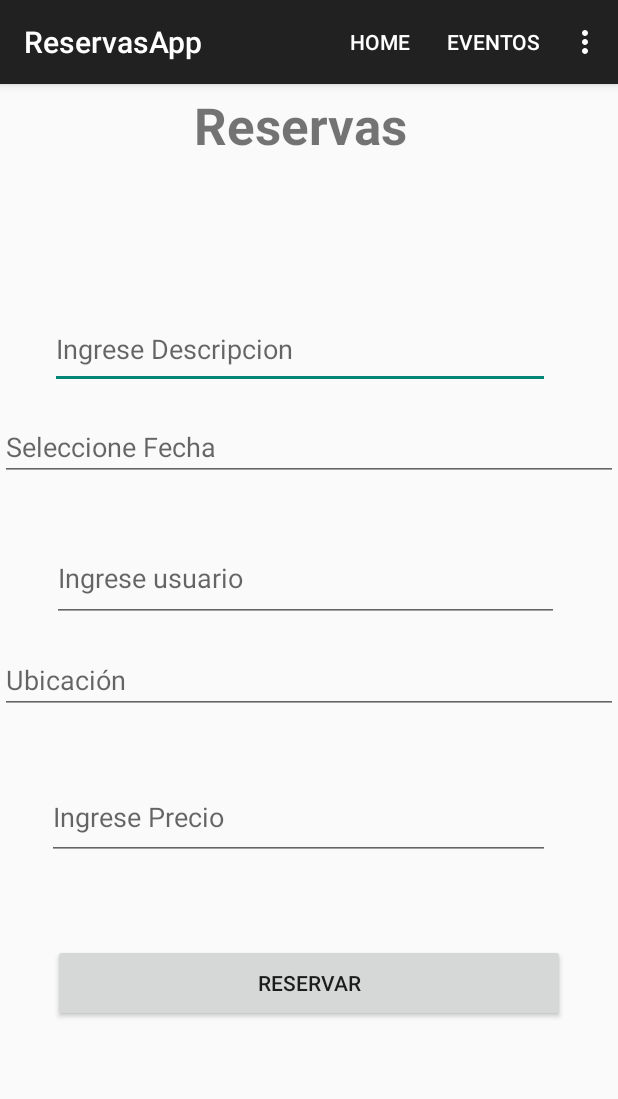
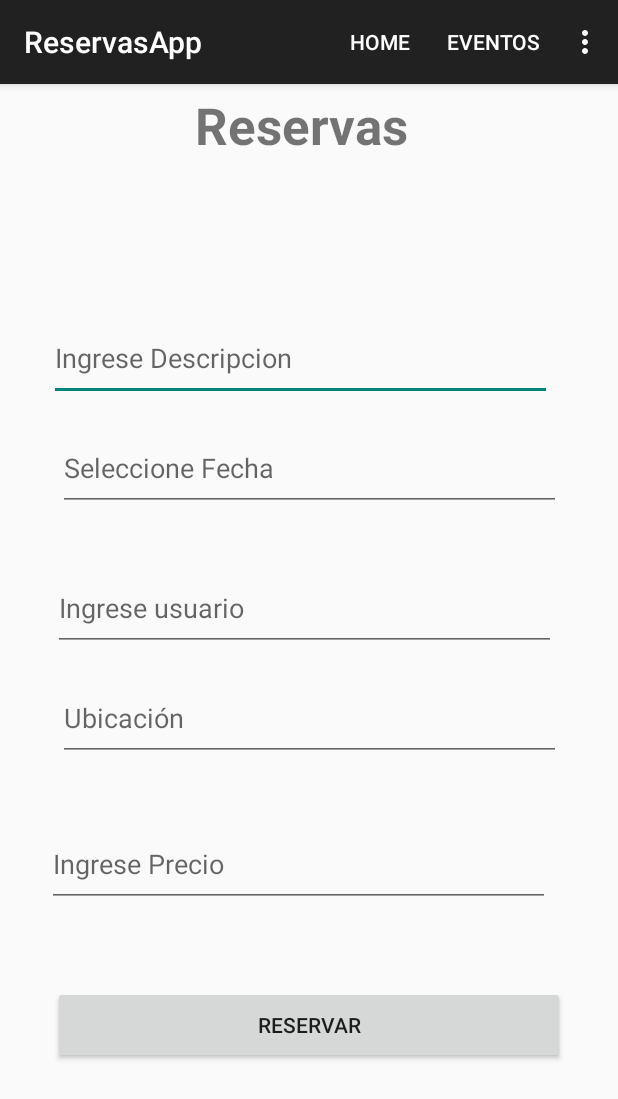
Before and after one commit to Josue1991/AppReservasProvider, an Android app: the screen it shows after launch (ReservasActivity), in the options menu, after a tap on "Reservas", on a phone screen of 412 x 824 dp. Shown: the top 1099 px of the screen. Run offline under Robolectric (Android 15) with nearby library versions, the phone set to English and light mode, and no system bars.

```diff
--- a/app/build.gradle
+++ b/app/build.gradle
@@ -41,4 +41,8 @@ dependencies {
     androidTestImplementation libs.espresso.core
     implementation 'com.google.android.material:material:1.3.0'
     implementation 'androidx.drawerlayout:drawerlayout:1.1.1'
+    implementation 'com.squareup.retrofit2:retrofit:2.9.0'
+    implementation 'com.squareup.retrofit2:converter-gson:2.9.0'
+    implementation 'com.squareup.okhttp3:okhttp:4.9.0'
+    implementation 'com.google.code.gson:gson:2.8.8'
 }
--- /dev/null
+++ b/app/src/main/java/com/example/appreservasprovider/ClimaAPI/ClimaService.java
@@ -0,0 +1,14 @@
+package com.example.appreservasprovider.ClimaAPI;
+
+import retrofit2.Call;
+import retrofit2.http.GET;
+import retrofit2.http.Query;
+
+public interface ClimaService {
+	@GET("forecast")
+	Call<ClimaResponse> getClimaForecast(
+			@Query("lat") double latitude,
+			@Query("lon") double longitude,
+			@Query("appid") String apiKey
+	);
+}
--- a/app/src/main/res/layout/activity_administrar_campos.xml
+++ b/app/src/main/res/layout/activity_administrar_campos.xml
@@ -108,6 +108,8 @@
         app:layout_constraintStart_toStartOf="parent"
         app:layout_constraintTop_toBottomOf="@+id/estadoTxt" />
 
+
+
     <!-- Botón Registrar -->
     <Button
         android:id="@+id/btnIngresar"
@@ -118,7 +120,7 @@
         app:layout_constraintEnd_toStartOf="@+id/btnShare"
         app:layout_constraintHorizontal_bias="0.5"
         app:layout_constraintStart_toStartOf="parent"
-        app:layout_constraintTop_toBottomOf="@+id/fechaTxt"
+        app:layout_constraintTop_toBottomOf="@+id/ubicacionTxt"
         app:layout_constraintVertical_bias="0.1" />
 
     <!-- Botón Compartir -->
@@ -131,7 +133,7 @@
         app:layout_constraintEnd_toEndOf="parent"
         app:layout_constraintHorizontal_bias="0.5"
         app:layout_constraintStart_toEndOf="@+id/btnIngresar"
-        app:layout_constraintTop_toBottomOf="@+id/fechaTxt"
+        app:layout_constraintTop_toBottomOf="@+id/ubicacionTxt"
         app:layout_constraintVertical_bias="0.1" />
 
 </androidx.constraintlayout.widget.ConstraintLayout>
--- a/app/src/main/res/layout/activity_main.xml
+++ b/app/src/main/res/layout/activity_main.xml
@@ -5,7 +5,9 @@
     android:id="@+id/main"
     android:layout_width="match_parent"
     android:layout_height="match_parent"
+    android:background="@drawable/fondo"
     tools:context=".MainActivity">
+
     <com.google.android.material.appbar.AppBarLayout
         android:layout_width="match_parent"
         android:layout_height="wrap_content"
@@ -21,7 +23,7 @@
 
     <!-- Contenido principal -->
     <FrameLayout
+        android:id="@+id/content_frame"
         android:layout_width="match_parent"
-        android:layout_height="match_parent"
-        android:id="@+id/content_frame" />
+        android:layout_height="match_parent" />
 </androidx.constraintlayout.widget.ConstraintLayout>
--- a/app/src/main/res/layout/activity_reservas.xml
+++ b/app/src/main/res/layout/activity_reservas.xml
@@ -28,8 +28,8 @@
 
     <TextView
         android:id="@+id/textView"
-        android:layout_width="321dp"
-        android:layout_height="53dp"
+        android:layout_width="335dp"
+        android:layout_height="57dp"
         android:text="Reservas"
         android:textAlignment="center"
         android:textSize="34sp"
@@ -43,8 +43,8 @@
 
     <EditText
         android:id="@+id/descripcionTxt"
-        android:layout_width="333dp"
-        android:layout_height="53dp"
+        android:layout_width="335dp"
+        android:layout_height="57dp"
         android:layout_marginTop="92dp"
         android:ems="10"
         android:hint="Ingrese Descripcion"
@@ -56,8 +56,8 @@
 
     <EditText
         android:id="@+id/fechaTxt"
-        android:layout_width="0dp"
-        android:layout_height="wrap_content"
+        android:layout_width="335dp"
+        android:layout_height="57dp"
         android:layout_marginTop="16dp"
         android:hint="Seleccione Fecha"
         android:focusable="false"
@@ -68,8 +68,8 @@
 
     <EditText
         android:id="@+id/usuarioTxt"
-        android:layout_width="338dp"
-        android:layout_height="58dp"
+        android:layout_width="335dp"
+        android:layout_height="57dp"
         android:layout_marginTop="36dp"
         android:hint="Ingrese usuario"
         android:inputType="text"
@@ -80,8 +80,8 @@
 
     <EditText
         android:id="@+id/ubicacionTxt"
-        android:layout_width="0dp"
-        android:layout_height="wrap_content"
+        android:layout_width="335dp"
+        android:layout_height="57dp"
         android:layout_marginTop="16dp"
         android:hint="Ubicación"
         android:inputType="text"
--- a/gradle/libs.versions.toml
+++ b/gradle/libs.versions.toml
@@ -1,5 +1,5 @@
 [versions]
-agp = "8.3.2"
+agp = "8.5.0"
 junit = "4.13.2"
 junitVersion = "1.1.5"
 espressoCore = "3.5.1"
```
Also changed, not shown: app/src/main/java/com/example/appreservasprovider/AdministrarCampos.java (+61 -6 lines), app/src/main/java/com/example/appreservasprovider/ClimaAPI/ClimaAPI.java (added, +15 -0 lines), app/src/main/java/com/example/appreservasprovider/ClimaAPI/ClimaResponse.java (added, +23 -0 lines), app/src/main/java/com/example/appreservasprovider/Eventos.java (+112 -0 lines), app/src/main/java/com/example/appreservasprovider/ReservasActivity.java (+72 -0 lines), app/src/main/res/layout/activity_administrar_usuarios.xml (+4 -4 lines), app/src/main/res/layout/activity_eventos.xml (+9 -10 lines), app/src/main/res/drawable/fondo.jpg (added), gradle/wrapper/gradle-wrapper.properties.
